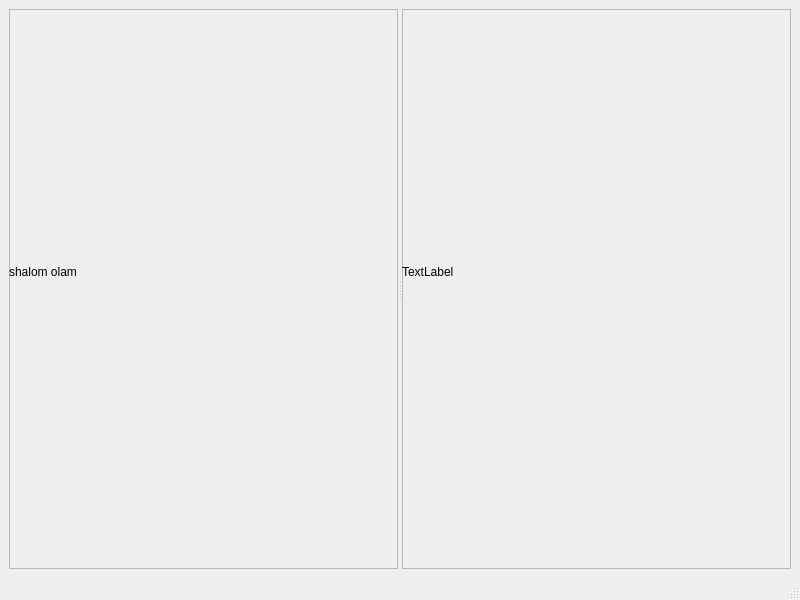
Qt form mainwindow.ui (shemeshg/pass-simple-qt) before a commit.
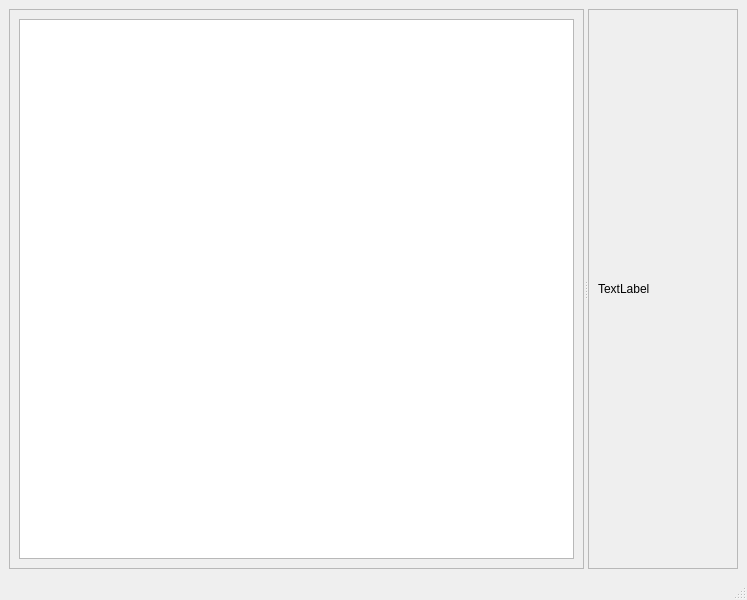
The same form after that commit.

Patch:
```diff
--- a/mainwindow.ui
+++ b/mainwindow.ui
@@ -6,7 +6,7 @@
    <rect>
     <x>0</x>
     <y>0</y>
-    <width>800</width>
+    <width>747</width>
     <height>600</height>
    </rect>
   </property>
@@ -30,39 +30,35 @@
        <property name="frameShadow">
         <enum>QFrame::Raised</enum>
        </property>
-       <widget class="QLabel" name="label">
-        <property name="geometry">
-         <rect>
-          <x>0</x>
-          <y>0</y>
-          <width>154</width>
-          <height>525</height>
-         </rect>
-        </property>
-        <property name="frameShape">
-         <enum>QFrame::NoFrame</enum>
-        </property>
-        <property name="text">
-         <string>shalom olam</string>
-        </property>
-       </widget>
+       <layout class="QVBoxLayout" name="verticalLayout_2">
+        <item>
+         <widget class="QTreeView" name="treeView">
+          <property name="baseSize">
+           <size>
+            <width>0</width>
+            <height>0</height>
+           </size>
+          </property>
+         </widget>
+        </item>
+       </layout>
       </widget>
-      <widget class="QFrame" name="frame_2">
+      <widget class="QFrame" name="frame">
+       <property name="baseSize">
+        <size>
+         <width>0</width>
+         <height>0</height>
+        </size>
+       </property>
        <property name="frameShape">
         <enum>QFrame::StyledPanel</enum>
        </property>
        <property name="frameShadow">
         <enum>QFrame::Raised</enum>
        </property>
+       <layout class="QVBoxLayout" name="verticalLayout">
+        <item>
        <widget class="QLabel" name="label_2">
-        <property name="geometry">
-         <rect>
-          <x>0</x>
-          <y>0</y>
-          <width>148</width>
-          <height>525</height>
-         </rect>
-        </property>
         <property name="frameShape">
          <enum>QFrame::NoFrame</enum>
         </property>
@@ -70,6 +66,8 @@
          <string>TextLabel</string>
         </property>
        </widget>
+        </item>
+       </layout>
       </widget>
      </widget>
     </item>
```
Left out of the diff: 2 changed lines with no effect on the pictures. Lines whose indentation alone changed are shown as unchanged.
